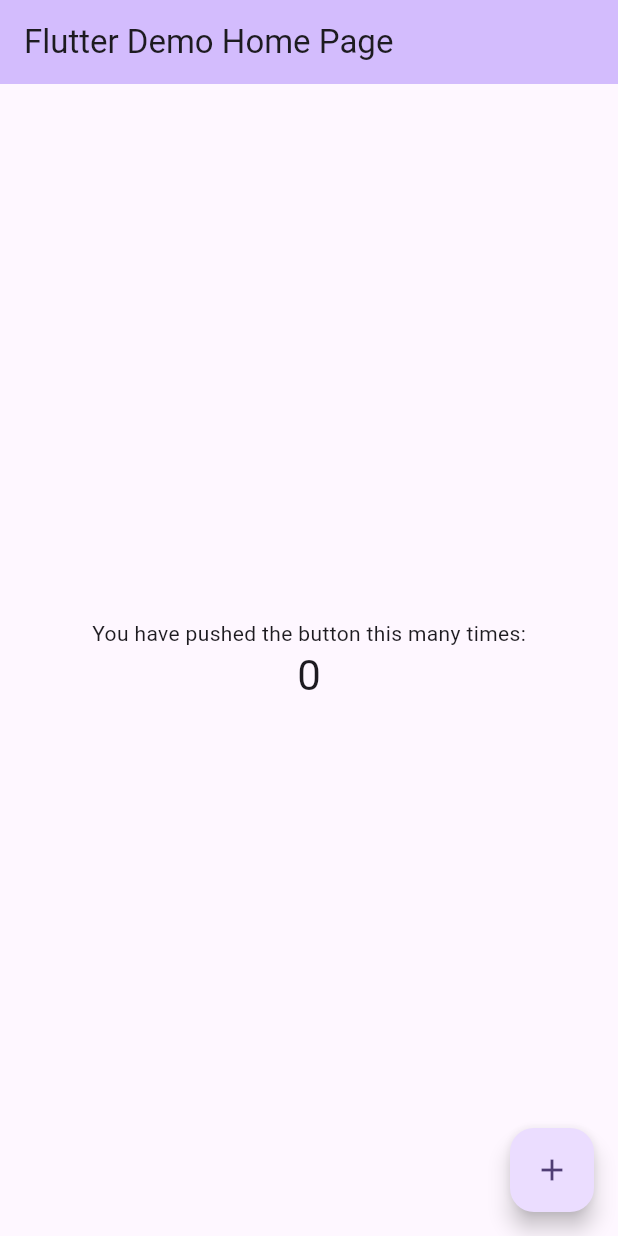
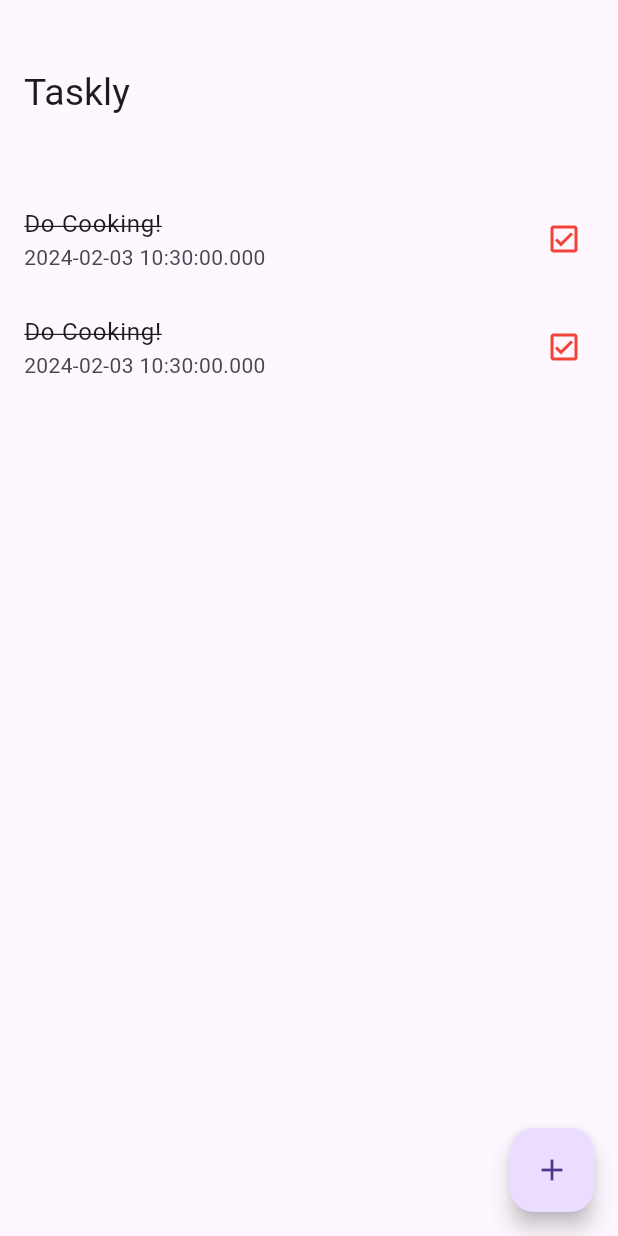
Before and after one commit to Ludaprince/Flutter, a Flutter app: the screen it shows after launch, on a phone screen of 412 x 824 dp. Run offline on Flutter 3.47's test engine with Material 3 defaults, Android fonts, the phone set to English and light mode, and no system bars.

Commit message:
Halfway through this project

```diff
--- a/taskly/lib/main.dart
+++ b/taskly/lib/main.dart
@@ -1,4 +1,6 @@
 import 'package:flutter/material.dart';
+import 'package:taskly/pages/home_page.dart';
+
 
 void main() {
   runApp(const MyApp());
@@ -7,119 +9,14 @@ void main() {
 class MyApp extends StatelessWidget {
   const MyApp({super.key});
 
-  // This widget is the root of your application.
   @override
   Widget build(BuildContext context) {
     return MaterialApp(
-      title: 'Flutter Demo',
+      title: 'Taskly',
       theme: ThemeData(
-        // This is the theme of your application.
-        //
-        // TRY THIS: Try running your application with "flutter run". You'll see
-        // the application has a blue toolbar. Then, without quitting the app,
-        // try changing the seedColor in the colorScheme below to Colors.green
-        // and then invoke "hot reload" (save your changes or press the "hot
-        // reload" button in a Flutter-supported IDE, or press "r" if you used
-        // the command line to start the app).
-        //
-        // Notice that the counter didn't reset back to zero; the application
-        // state is not lost during the reload. To reset the state, use hot
-        // restart instead.
-        //
-        // This works for code too, not just values: Most code changes can be
-        // tested with just a hot reload.
-        colorScheme: ColorScheme.fromSeed(seedColor: Colors.deepPurple),
-        useMaterial3: true,
+       primarySwatch: Colors.yellow,
       ),
-      home: const MyHomePage(title: 'Flutter Demo Home Page'),
+      home: HomePage(),
     );
   }
 }
-
-class MyHomePage extends StatefulWidget {
-  const MyHomePage({super.key, required this.title});
-
-  // This widget is the home page of your application. It is stateful, meaning
-  // that it has a State object (defined below) that contains fields that affect
-  // how it looks.
-
-  // This class is the configuration for the state. It holds the values (in this
-  // case the title) provided by the parent (in this case the App widget) and
-  // used by the build method of the State. Fields in a Widget subclass are
-  // always marked "final".
-
-  final String title;
-
-  @override
-  State<MyHomePage> createState() => _MyHomePageState();
-}
-
-class _MyHomePageState extends State<MyHomePage> {
-  int _counter = 0;
-
-  void _incrementCounter() {
-    setState(() {
-      // This call to setState tells the Flutter framework that something has
-      // changed in this State, which causes it to rerun the build method below
-      // so that the display can reflect the updated values. If we changed
-      // _counter without calling setState(), then the build method would not be
-      // called again, and so nothing would appear to happen.
-      _counter++;
-    });
-  }
-
-  @override
-  Widget build(BuildContext context) {
-    // This method is rerun every time setState is called, for instance as done
-    // by the _incrementCounter method above.
-    //
-    // The Flutter framework has been optimized to make rerunning build methods
-    // fast, so that you can just rebuild anything that needs updating rather
-    // than having to individually change instances of widgets.
-    return Scaffold(
-      appBar: AppBar(
-        // TRY THIS: Try changing the color here to a specific color (to
-        // Colors.amber, perhaps?) and trigger a hot reload to see the AppBar
-        // change color while the other colors stay the same.
-        backgroundColor: Theme.of(context).colorScheme.inversePrimary,
-        // Here we take the value from the MyHomePage object that was created by
-        // the App.build method, and use it to set our appbar title.
-        title: Text(widget.title),
-      ),
-      body: Center(
-        // Center is a layout widget. It takes a single child and positions it
-        // in the middle of the parent.
-        child: Column(
-          // Column is also a layout widget. It takes a list of children and
-          // arranges them vertically. By default, it sizes itself to fit its
-          // children horizontally, and tries to be as tall as its parent.
-          //
-          // Column has various properties to control how it sizes itself and
-          // how it positions its children. Here we use mainAxisAlignment to
-          // center the children vertically; the main axis here is the vertical
-          // axis because Columns are vertical (the cross axis would be
-          // horizontal).
-          //
-          // TRY THIS: Invoke "debug painting" (choose the "Toggle Debug Paint"
-          // action in the IDE, or press "p" in the console), to see the
-          // wireframe for each widget.
-          mainAxisAlignment: MainAxisAlignment.center,
-          children: <Widget>[
-            const Text(
-              'You have pushed the button this many times:',
-            ),
-            Text(
-              '$_counter',
-              style: Theme.of(context).textTheme.headlineMedium,
-            ),
-          ],
-        ),
-      ),
-      floatingActionButton: FloatingActionButton(
-        onPressed: _incrementCounter,
-        tooltip: 'Increment',
-        child: const Icon(Icons.add),
-      ), // This trailing comma makes auto-formatting nicer for build methods.
-    );
-  }
-}
--- /dev/null
+++ b/taskly/lib/pages/home_page.dart
@@ -0,0 +1,79 @@
+import 'package:flutter/material.dart';
+
+class HomePage extends StatefulWidget {
+  HomePage();
+
+  @override
+  State<StatefulWidget> createState() {
+    return _HomePageState();
+  }
+}
+
+class _HomePageState extends State<HomePage> {
+  late double _deviceHeight, _deviceWidth;
+
+  _HomePageState();
+
+  @override
+  Widget build(BuildContext context) {
+    _deviceHeight = MediaQuery.of(context).size.height;
+    _deviceWidth = MediaQuery.of(context).size.width;
+    return Scaffold(
+      appBar: AppBar(
+        toolbarHeight: _deviceHeight * 0.15,
+        title: const Text(
+          "Taskly",
+          style: TextStyle(
+            fontSize: 25,
+          ),
+        ),
+      ),
+      body: _taskList(),
+      floatingActionButton: _addTaskButton(),
+    );
+  }
+
+  Widget _taskList() {
+    return ListView(
+      children: [
+        ListTile(
+          title: const Text(
+            "Do Cooking!",
+            style: TextStyle(
+              decoration: TextDecoration.lineThrough,
+            ),
+          ),
+          subtitle: Text(
+            DateTime.now().toString(),
+          ),
+          trailing: const Icon(
+            Icons.check_box_outlined,
+            color: Colors.red,
+          ),
+        ),
+        ListTile(
+          title: const Text(
+            "Do Cooking!",
+            style: TextStyle(
+              decoration: TextDecoration.lineThrough,
+            ),
+          ),
+          subtitle: Text(
+            DateTime.now().toString(),
+          ),
+          trailing: const Icon(
+            Icons.check_box_outlined,
+            color: Colors.red,
+          ),
+        ),
+      ],
+    );
+  }
+
+  Widget _addTaskButton() {
+    return FloatingActionButton(
+      onPressed: () {},
+      child: const Icon(Icons.add),
+    );
+  }
+}
--- a/taskly/pubspec.yaml
+++ b/taskly/pubspec.yaml
@@ -30,6 +30,9 @@ environment:
 dependencies:
   flutter:
     sdk: flutter
+  hive: "2.2.3"
+  hive_flutter: "1.1.0"
+
 
 
   # The following adds the Cupertino Icons font to your application.
```
Also changed, not shown: taskly/pubspec.lock, 1 other file.
